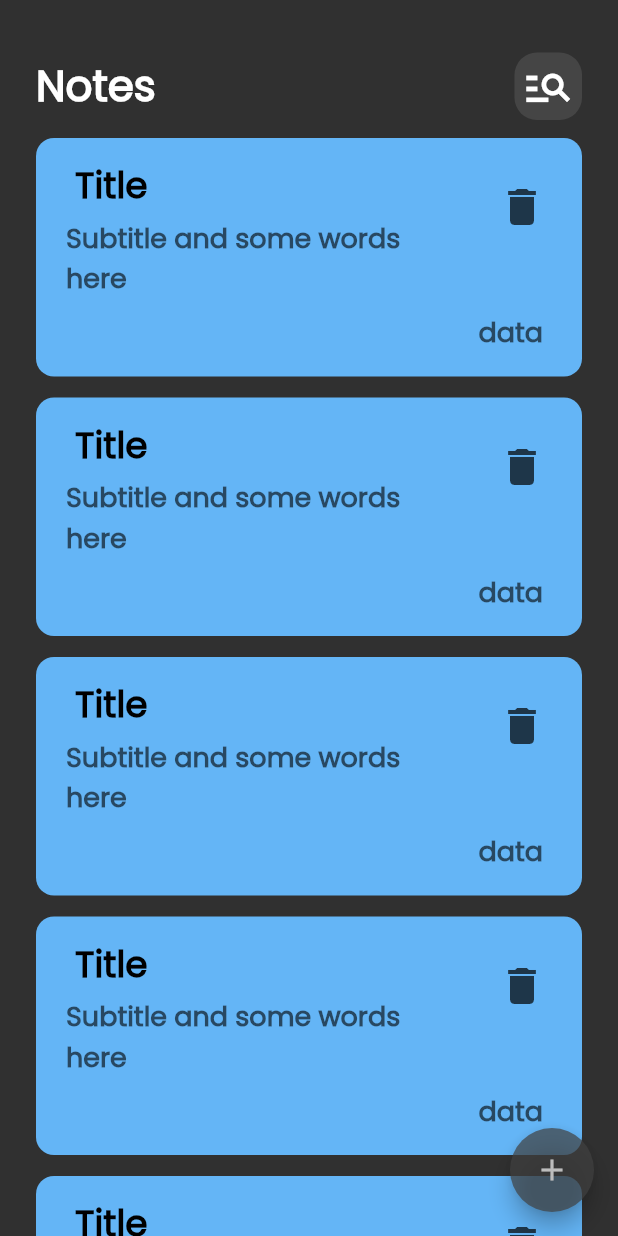
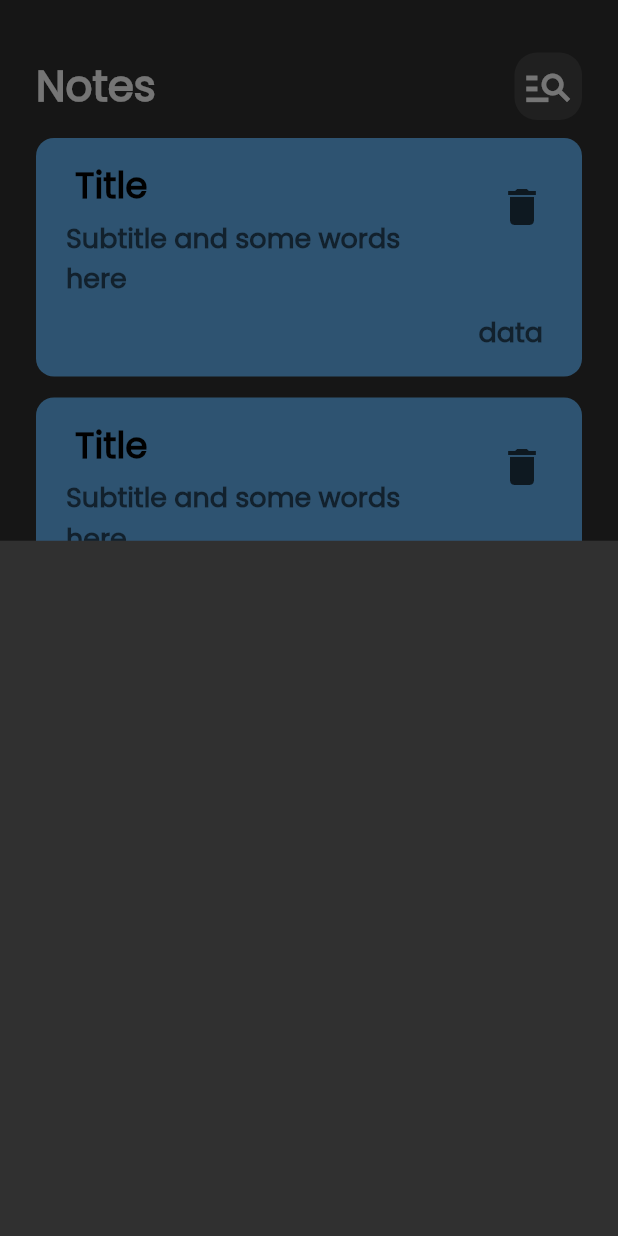
Before and after one commit to Ahmedmahmouddd/notes_app, a Flutter app: the screen it shows after launch, after a tap on the "add" icon, on a phone screen of 412 x 824 dp. Run offline on Flutter 3.47's test engine with Material 2 defaults, Android fonts, the phone set to English and light mode, and no system bars.

Commit message:
add note button sheet

```diff
--- a/lib/views/notes_view.dart
+++ b/lib/views/notes_view.dart
@@ -1,5 +1,7 @@
 import 'package:flutter/material.dart';
 import 'package:note_app/widgets/notes_view_body.dart';
+
+import '../widgets/add_note_button_sheet.dart';
 
 class NotesView extends StatelessWidget {
   const NotesView({super.key});
@@ -8,8 +10,15 @@ class NotesView extends StatelessWidget {
   Widget build(BuildContext context) {
     return Scaffold(
       floatingActionButton: FloatingActionButton(
-        onPressed: () {},
-        backgroundColor: Color.fromARGB(255, 65, 65, 65).withOpacity(0.7),
+        onPressed: () {
+          showModalBottomSheet(
+            context: context,
+            builder: (context) {
+              return const AddNoteButtonSheet();
+            },
+          );
+        },
+        backgroundColor: const Color.fromARGB(255, 65, 65, 65).withOpacity(0.7),
         child: Icon(
           Icons.add,
           color: Colors.grey[400],
--- /dev/null
+++ b/lib/widgets/add_note_button_sheet.dart
@@ -0,0 +1,10 @@
+import 'package:flutter/material.dart';
+
+class AddNoteButtonSheet extends StatelessWidget {
+  const AddNoteButtonSheet({super.key});
+
+  @override
+  Widget build(BuildContext context) {
+    return Container();
+  }
+}
--- a/lib/widgets/notes_list_view.dart
+++ b/lib/widgets/notes_list_view.dart
@@ -8,6 +8,7 @@ class NotesListView extends StatelessWidget {
   @override
   Widget build(BuildContext context) {
     return ListView.builder(
+      padding: EdgeInsets.zero,
       physics: const BouncingScrollPhysics(),
       itemBuilder: (context, index) {
         return const Padding(
```
